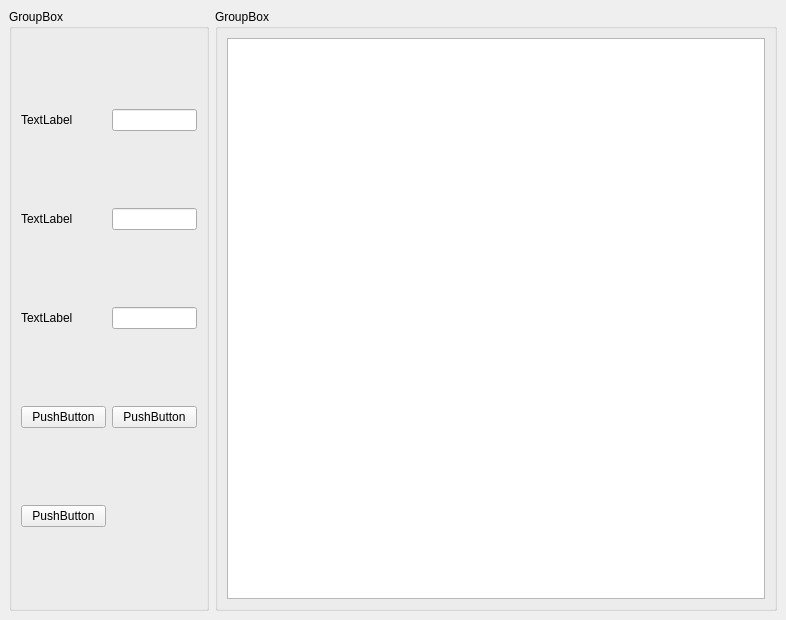
Qt form main.ui (macoding1994/pyqt5_crawler) before a commit.
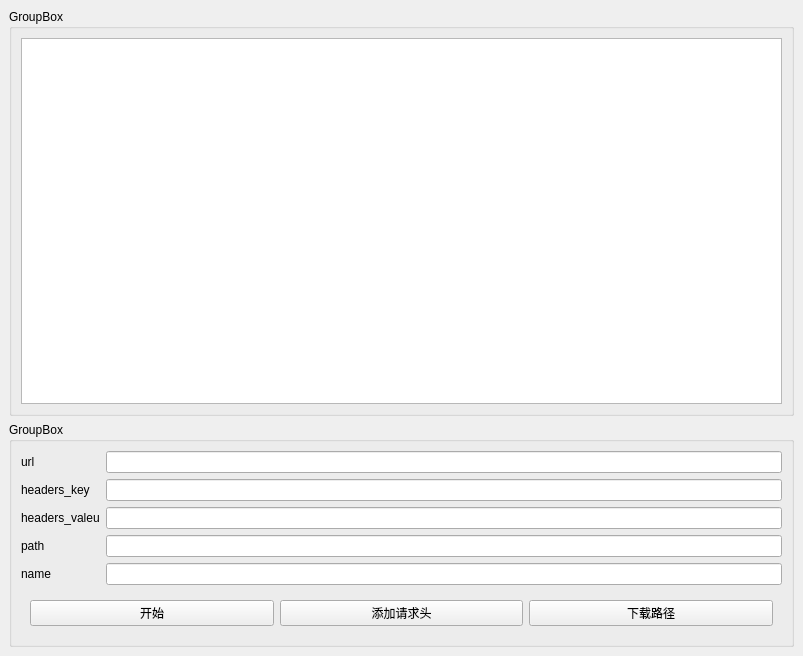
The same form after that commit.

Commit message: 线程池爬虫--单路径下载

```diff
--- a/main.ui
+++ b/main.ui
@@ -6,16 +6,16 @@
    <rect>
     <x>0</x>
     <y>0</y>
-    <width>786</width>
-    <height>620</height>
+    <width>803</width>
+    <height>656</height>
    </rect>
   </property>
   <property name="windowTitle">
    <string>MainWindow</string>
   </property>
   <widget class="QWidget" name="centralWidget">
-   <layout class="QGridLayout" name="gridLayout_3">
-    <item row="0" column="1">
+   <layout class="QGridLayout" name="gridLayout_4">
+    <item row="0" column="0">
      <widget class="QGroupBox" name="groupBox_2">
       <property name="title">
        <string>GroupBox</string>
@@ -27,7 +27,7 @@
       </layout>
      </widget>
     </item>
-    <item row="0" column="0">
+    <item row="1" column="0">
      <widget class="QGroupBox" name="groupBox">
       <property name="minimumSize">
        <size>
@@ -37,65 +37,109 @@
       </property>
       <property name="maximumSize">
        <size>
-        <width>200</width>
+        <width>16777215</width>
         <height>16777215</height>
        </size>
       </property>
       <property name="title">
        <string>GroupBox</string>
       </property>
-      <layout class="QGridLayout" name="gridLayout_2" columnstretch="1,1,0" columnminimumwidth="0,0,0">
-       <item row="3" column="1">
-        <widget class="QPushButton" name="pushButton_2">
-         <property name="text">
-          <string>PushButton</string>
-         </property>
-        </widget>
-       </item>
-       <item row="3" column="0">
-        <widget class="QPushButton" name="pushButton">
-         <property name="text">
-          <string>PushButton</string>
-         </property>
-        </widget>
-       </item>
-       <item row="1" column="0">
-        <widget class="QLabel" name="label_2">
-         <property name="text">
-          <string>TextLabel</string>
-         </property>
-        </widget>
-       </item>
+      <layout class="QGridLayout" name="gridLayout_3">
        <item row="0" column="0">
         <widget class="QLabel" name="label">
          <property name="text">
-          <string>TextLabel</string>
+          <string>url</string>
          </property>
         </widget>
        </item>
        <item row="0" column="1">
-        <widget class="QLineEdit" name="lineEdit"/>
+        <widget class="QLineEdit" name="line_url"/>
+       </item>
+       <item row="1" column="0">
+        <widget class="QLabel" name="label_2">
+         <property name="text">
+          <string>headers_key</string>
+         </property>
+        </widget>
+       </item>
+       <item row="1" column="1">
+        <widget class="QLineEdit" name="line_headerskey"/>
        </item>
        <item row="2" column="0">
         <widget class="QLabel" name="label_3">
          <property name="text">
-          <string>TextLabel</string>
+          <string>headers_valeu</string>
          </property>
         </widget>
        </item>
        <item row="2" column="1">
-        <widget class="QLineEdit" name="lineEdit_3"/>
+        <widget class="QLineEdit" name="line_headersvalue"/>
        </item>
-       <item row="1" column="1">
-        <widget class="QLineEdit" name="lineEdit_2"/>
+       <item row="3" column="0">
+        <widget class="QLabel" name="label_5">
+         <property name="text">
+          <string>path</string>
+         </property>
+        </widget>
+       </item>
+       <item row="3" column="1">
+        <widget class="QLineEdit" name="line_path"/>
        </item>
        <item row="4" column="0">
-        <widget class="QPushButton" name="pushButton_3">
+        <widget class="QLabel" name="label_4">
          <property name="text">
-          <string>PushButton</string>
+          <string>name</string>
          </property>
         </widget>
        </item>
+       <item row="4" column="1">
+        <widget class="QLineEdit" name="line_name"/>
+       </item>
+       <item row="5" column="0" colspan="2">
+        <widget class="QGroupBox" name="groupBox_3">
+         <property name="enabled">
+          <bool>true</bool>
+         </property>
+         <property name="styleSheet">
+          <string notr="true">QGroupBox{border:none}</string>
+         </property>
+         <property name="title">
+          <string/>
+         </property>
+         <property name="alignment">
+          <set>Qt::AlignCenter</set>
+         </property>
+         <property name="flat">
+          <bool>false</bool>
+         </property>
+         <property name="checkable">
+          <bool>false</bool>
+         </property>
+         <layout class="QGridLayout" name="gridLayout_2">
+          <item row="0" column="0">
+           <widget class="QPushButton" name="pushButton">
+            <property name="text">
+             <string>开始</string>
+            </property>
+           </widget>
+          </item>
+          <item row="0" column="1">
+           <widget class="QPushButton" name="pushButton_2">
+            <property name="text">
+             <string>添加请求头</string>
+            </property>
+           </widget>
+          </item>
+          <item row="0" column="2">
+           <widget class="QPushButton" name="pushButton_3">
+            <property name="text">
+             <string>下载路径</string>
+            </property>
+           </widget>
+          </item>
+         </layout>
+        </widget>
+       </item>
       </layout>
      </widget>
     </item>
```
The commit also changes 2 other files.
